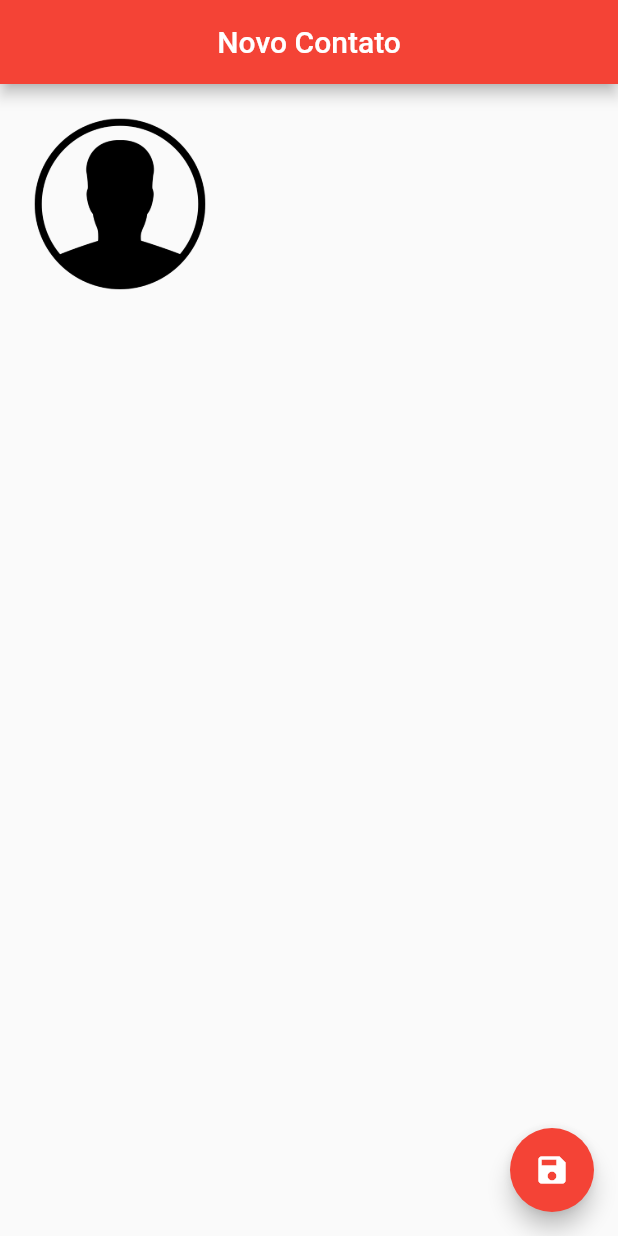
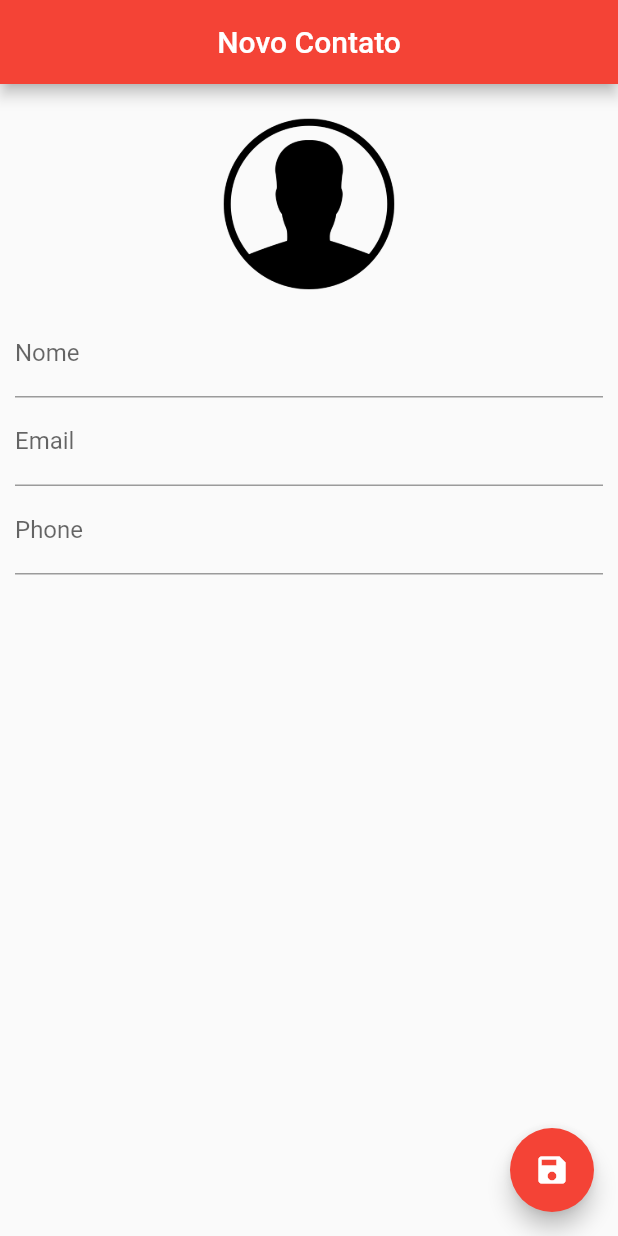
Before and after one commit to marcelocezario/Flutter-Udemy, a Flutter app: the screen it shows after launch, on a phone screen of 412 x 824 dp. Run offline on Flutter 3.47's test engine with Material 2 defaults, Android fonts, the phone set to English and light mode, and no system bars; our stand-ins replace share, sqflite, transparent_image; accounts and stored records are empty.

Commit message:
Montando tela para adicionar/editar contato

```diff
--- a/agenda_contatos/lib/ui/contact_page.dart
+++ b/agenda_contatos/lib/ui/contact_page.dart
@@ -4,7 +4,6 @@ import 'package:agendacontatos/helpers/contact_helper.dart';
 import 'package:flutter/material.dart';
 
 class ContactPage extends StatefulWidget {
-
   final Contact contact;
 
   ContactPage({this.contact}); //parametro opcional entre chaves
@@ -15,16 +14,26 @@ class ContactPage extends StatefulWidget {
 
 class _ContactPageState extends State<ContactPage> {
 
+  final _nameController = TextEditingController();
+  final _emailController = TextEditingController();
+  final _phoneController = TextEditingController();
+
+  bool _userEdited = false;
+
   Contact _editedContact;
 
   @override
   void initState() {
     super.initState();
 
-    if(widget.contact == null){
+    if (widget.contact == null) {
       _editedContact = Contact();
     } else {
       _editedContact = Contact.fromMap(widget.contact.toMap());
+
+      _nameController.text = _editedContact.name;
+      _emailController.text = _editedContact.email;
+      _phoneController.text = _editedContact.phone;
     }
   }
 
@@ -52,12 +61,39 @@ class _ContactPageState extends State<ContactPage> {
                 decoration: BoxDecoration(
                   shape: BoxShape.circle,
                   image: DecorationImage(
-                    image: _editedContact.img != null ?
-                        FileImage(File(_editedContact.img)) :
-                        AssetImage("images/person.png")
-                  ),
+                      image: _editedContact.img != null
+                          ? FileImage(File(_editedContact.img))
+                          : AssetImage("images/person.png")),
                 ),
               ),
+            ),
+            TextField(
+              controller: _nameController,
+              decoration: InputDecoration(labelText: "Nome"),
+              onChanged: (text) {
+                _userEdited = true;
+                setState(() {
+                  _editedContact.name = text;
+                });
+              },
+            ),
+            TextField(
+              controller: _emailController,
+              decoration: InputDecoration(labelText: "Email"),
+              onChanged: (text) {
+                _userEdited = true;
+                _editedContact.email = text;
+              },
+              keyboardType: TextInputType.emailAddress,
+            ),
+            TextField(
+              controller: _phoneController,
+              decoration: InputDecoration(labelText: "Phone"),
+              onChanged: (text) {
+                _userEdited = true;
+                _editedContact.phone = text;
+              },
+              keyboardType: TextInputType.phone,
             ),
           ],
         ),
```
